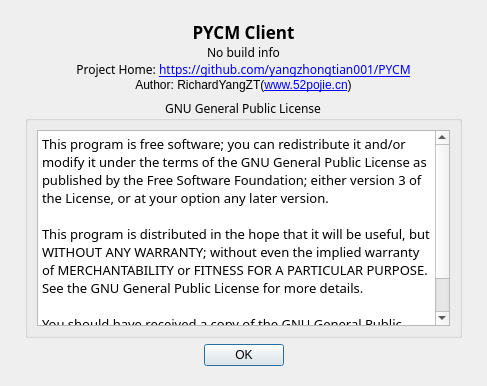
This is Client/UI/AboutUI.ui in yang-zhongtian/PYCM as Qt 5 draws it before an edit. The edited form follows.
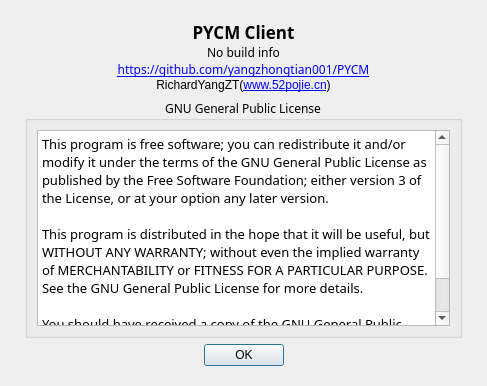
This is the edited form. Icons and pictures are not drawn.

```diff
--- a/Client/UI/AboutUI.ui
+++ b/Client/UI/AboutUI.ui
@@ -88,7 +88,7 @@
         </font>
        </property>
        <property name="text">
-        <string notr="true">&lt;html&gt;&lt;head/&gt;&lt;body&gt;&lt;p&gt;Project Home: &lt;a href=&quot;https://github.com/yangzhongtian001/PYCM&quot;&gt;&lt;span style=&quot; text-decoration: underline; color:#0000ff;&quot;&gt;https://github.com/yangzhongtian001/PYCM&lt;/span&gt;&lt;/a&gt;&lt;/p&gt;&lt;/body&gt;&lt;/html&gt;</string>
+        <string notr="true">&lt;html&gt;&lt;head/&gt;&lt;body&gt;&lt;p&gt;&lt;a href=&quot;https://github.com/yangzhongtian001/PYCM&quot;&gt;&lt;span style=&quot; text-decoration: underline; color:#0000ff;&quot;&gt;https://github.com/yangzhongtian001/PYCM&lt;/span&gt;&lt;/a&gt;&lt;/p&gt;&lt;/body&gt;&lt;/html&gt;</string>
        </property>
        <property name="alignment">
         <set>Qt::AlignCenter</set>
@@ -101,7 +101,7 @@
      <item>
       <widget class="QLabel" name="thank_info">
        <property name="text">
-        <string notr="true">&lt;html&gt;&lt;head/&gt;&lt;body&gt;&lt;p&gt;Author: RichardYangZT(&lt;a href=&quot;www.52pojie.cn&quot;&gt;&lt;span style=&quot; text-decoration: underline; color:#0000ff;&quot;&gt;www.52pojie.cn&lt;/span&gt;&lt;/a&gt;)&lt;/p&gt;&lt;/body&gt;&lt;/html&gt;</string>
+        <string notr="true">&lt;html&gt;&lt;head/&gt;&lt;body&gt;&lt;p&gt;RichardYangZT(&lt;a href=&quot;www.52pojie.cn&quot;&gt;&lt;span style=&quot; text-decoration: underline; color:#0000ff;&quot;&gt;www.52pojie.cn&lt;/span&gt;&lt;/a&gt;)&lt;/p&gt;&lt;/body&gt;&lt;/html&gt;</string>
        </property>
        <property name="alignment">
         <set>Qt::AlignCenter</set>
```
